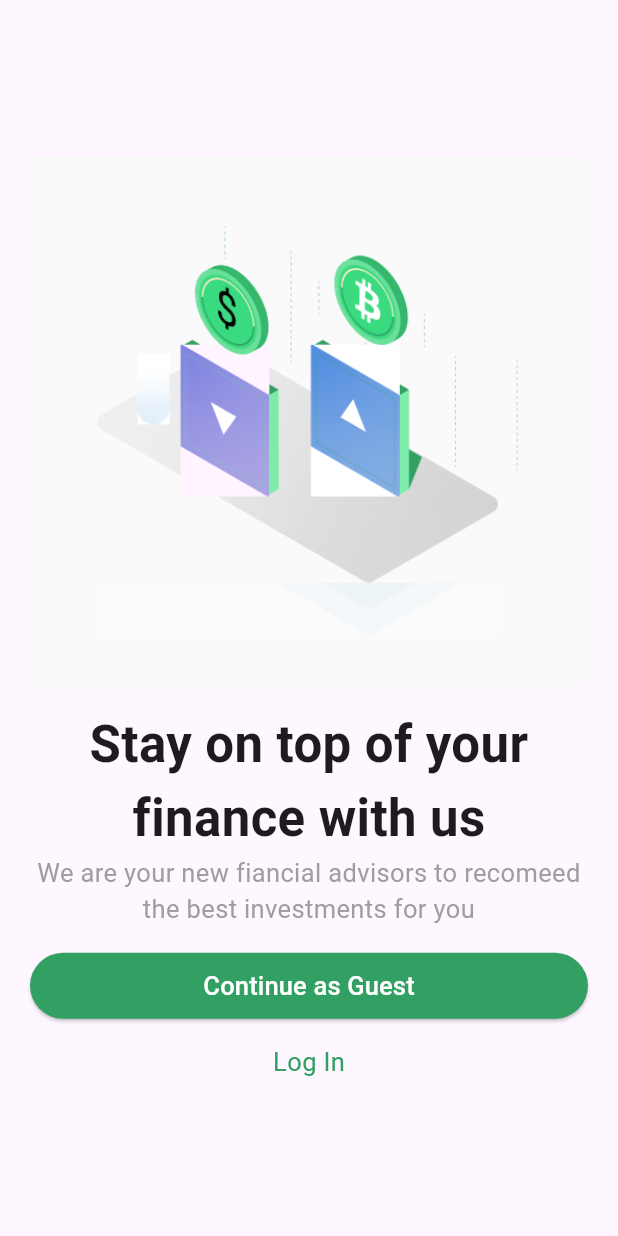
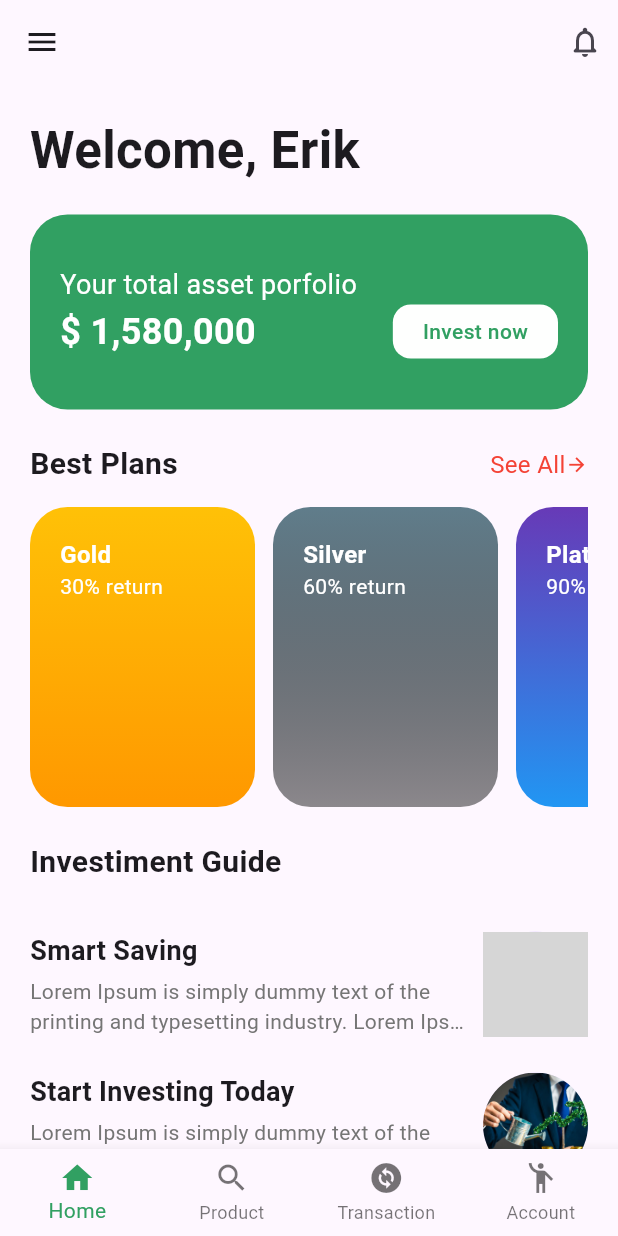
Before and after one commit to VMErik/financeapp, a Flutter app: the TestPage screen opened directly, on a phone screen of 412 x 824 dp. Run offline on Flutter 3.47's test engine with Material 3 defaults, Android fonts, the phone set to English and light mode, and no system bars; our stand-ins replace go_router; grey boxes are pictures that could not be loaded.

Commit message:
End of the project

```diff
--- a/lib/main.dart
+++ b/lib/main.dart
@@ -10,7 +10,7 @@ class MainApp extends StatelessWidget {
 
   @override
   Widget build(BuildContext context) {
-    return  MaterialApp.router(
+    return MaterialApp.router(
       debugShowCheckedModeBanner: false,
       routerConfig: routes,
       title: 'Finance App',
--- a/lib/pages/detail_page.dart
+++ b/lib/pages/detail_page.dart
@@ -212,6 +212,7 @@ class DetailPage extends StatelessWidget {
                 ),
               ],
             ),
+            Divider(),
           ],
         ),
       ),
--- a/lib/pages/home_page.dart
+++ b/lib/pages/home_page.dart
@@ -35,7 +35,7 @@ class HomePage extends StatelessWidget {
       title: 'Smart Saving',
       descripction:
           'Lorem Ipsum is simply dummy text of the printing and typesetting industry. Lorem Ipsum has been the industrys standard dummy text ever since the 1500s,',
-      imageURL: 'assets/img/notice1.png',
+      imageURL: 'assets/img/notice.png',
     ),
     Notice(
       title: 'Start Investing Today',
--- a/lib/pages/test.dart
+++ b/lib/pages/test.dart
@@ -1,50 +1,130 @@
+import 'package:financeapp/models/notice.dart';
+import 'package:financeapp/models/plan.dart';
 import 'package:financeapp/widgets/button.dart';
+import 'package:financeapp/widgets/footer_menu.dart';
+import 'package:financeapp/widgets/notice_card.dart';
 import 'package:financeapp/widgets/paragraph.dart';
+import 'package:financeapp/widgets/plan_card.dart';
+import 'package:financeapp/widgets/porfolio_resume.dart';
+import 'package:financeapp/widgets/subtitule.dart';
 import 'package:financeapp/widgets/title.dart';
 import 'package:flutter/material.dart';
 import 'package:go_router/go_router.dart';
 
 class TestPage extends StatelessWidget {
-  const TestPage({super.key});
+  final List<Plan> plans = [
+    Plan(
+      name: 'Gold',
+      benefit: '30% return',
+      fromColor: Colors.amber,
+      toCOlor: Colors.orange,
+    ),
+    Plan(
+      name: 'Silver',
+      benefit: '60% return',
+      fromColor: Colors.blueGrey,
+      toCOlor: Colors.black45,
+    ),
+    Plan(
+      name: 'Platinum',
+      benefit: '90% return',
+      fromColor: Colors.deepPurple,
+      toCOlor: Colors.blue,
+    ),
+  ];
+
+  final List<Notice> notices = [
+    Notice(
+      title: 'Smart Saving',
+      descripction:
+          'Lorem Ipsum is simply dummy text of the printing and typesetting industry. Lorem Ipsum has been the industrys standard dummy text ever since the 1500s,',
+      imageURL: 'assets/img/notice1.png',
+    ),
+    Notice(
+      title: 'Start Investing Today',
+      descripction:
+          'Lorem Ipsum is simply dummy text of the printing and typesetting industry. Lorem Ipsum has been the industrys standard dummy text ever since the 1500s,',
+      imageURL: 'assets/img/notice4.png',
+    ),
+    Notice(
+      title: 'Diversify Wisely',
+      descripction:
+          'Lorem Ipsum is simply dummy text of the printing and typesetting industry. Lorem Ipsum has been the industrys standard dummy text ever since the 1500s,',
+      imageURL: 'assets/img/notice3.png',
+    ),
+    Notice(
+      title: 'Track Your Spending',
+      descripction:
+          'Lorem Ipsum is simply dummy text of the printing and typesetting industry. Lorem Ipsum has been the industrys standard dummy text ever since the 1500s,',
+      imageURL: 'assets/img/notice2.png',
+    ),
+  ];
+
+  TestPage({super.key});
 
   @override
   Widget build(BuildContext context) {
     return Scaffold(
-      body: Padding(
+      appBar: AppBar(
+        leading: Icon(Icons.menu),
+        actions: [
+          Padding(
+            padding: const EdgeInsets.all(10.0),
+            child: Icon(Icons.notifications_none_rounded),
+          ),
+        ],
+      ),
+      body: SingleChildScrollView(
+        child: Padding(
           padding: const EdgeInsets.all(20.0),
           child: Column(
-          mainAxisAlignment: MainAxisAlignment.center,
+            crossAxisAlignment: CrossAxisAlignment.start,
             children: [
-            Image(image: AssetImage('assets/img/onboarding.png')),
-            SizedBox(height: 15),
-            MyTitle(text: 'Stay on top of your finance with us'),
-            MyParagraph(
-              text:
-                  'We are your new fiancial advisors to recomeed the best investments for you',
-              size: 17,
+              MyTitle(text: 'Welcome, Erik'),
+              SizedBox(height: 18),
+              PorfolioResume(),
+              SizedBox(height: 22),
+              Row(
+                children: [
+                  MySubtitle(title: 'Best Plans'),
+                  Spacer(),
+                  Text(
+                    'See All',
+                    style: TextStyle(fontSize: 16, color: Colors.red),
                   ),
-            SizedBox(height: 15),
+                  Icon(Icons.arrow_forward_sharp, size: 15, color: Colors.red),
+                ],
+              ),
+              SizedBox(height: 14),
               SizedBox(
-              width: double.infinity,
-              child: MyButton(
-                text: 'Continue as Guest',
-                onPressed: () {
-                  context.go('/home');
+                height: 200,
+                child: ListView.separated(
+                  scrollDirection: Axis.horizontal,
+                  itemBuilder: (context, index) {
+                    return PlanCard(plan: plans[index]);
                   },
+                  separatorBuilder: (context, index) => SizedBox(width: 12),
+                  itemCount: plans.length,
                 ),
               ),
-            SizedBox(height: 15),
+              SizedBox(height: 22),
               Text(
-              'Log In',
-              style: TextStyle(
-                fontSize: 17,
-                fontWeight: FontWeight.normal,
-                color: Color(0XFF31A062),
+                'Investiment Guide',
+                style: TextStyle(fontSize: 20, fontWeight: FontWeight.bold),
+              ),
+              SizedBox(height: 20),
+              Column(
+                crossAxisAlignment: CrossAxisAlignment.start,
+                children: List.generate(
+                  notices.length,
+                  (index) => NoticeCard(notice: notices[index]),
                 ),
               ),
             ],
           ),
         ),
+      ),
+      bottomNavigationBar: MyFooterMenu(),
     );
   }
 }
--- a/lib/routes/app_router.dart
+++ b/lib/routes/app_router.dart
@@ -2,6 +2,8 @@ import 'package:financeapp/models/plan.dart';
 import 'package:financeapp/pages/detail_page.dart';
 import 'package:financeapp/pages/home_page.dart';
 import 'package:financeapp/pages/onboarding_page.dart';
+
+import 'package:financeapp/pages/profile_page.dart';
 import 'package:go_router/go_router.dart';
 
 GoRouter routes = GoRouter(
@@ -15,5 +17,6 @@ GoRouter routes = GoRouter(
         return DetailPage(plan: plan);
       },
     ),
+    GoRoute(path: '/profile', builder: (context, state) => ProfilePage()),
   ],
 );
```
Also changed, not shown: lib/pages/profile_page.dart (added, +87 -0 lines), lib/widgets/footer_menu.dart (+8 -0 lines), assets/img/avatar.jpg (added), assets/img/notice.png (renamed from assets/img/notice1.png), assets/img/preview.png (added), pubspec.yaml (line endings or trailing spaces). Lines whose indentation alone changed are shown as unchanged.
